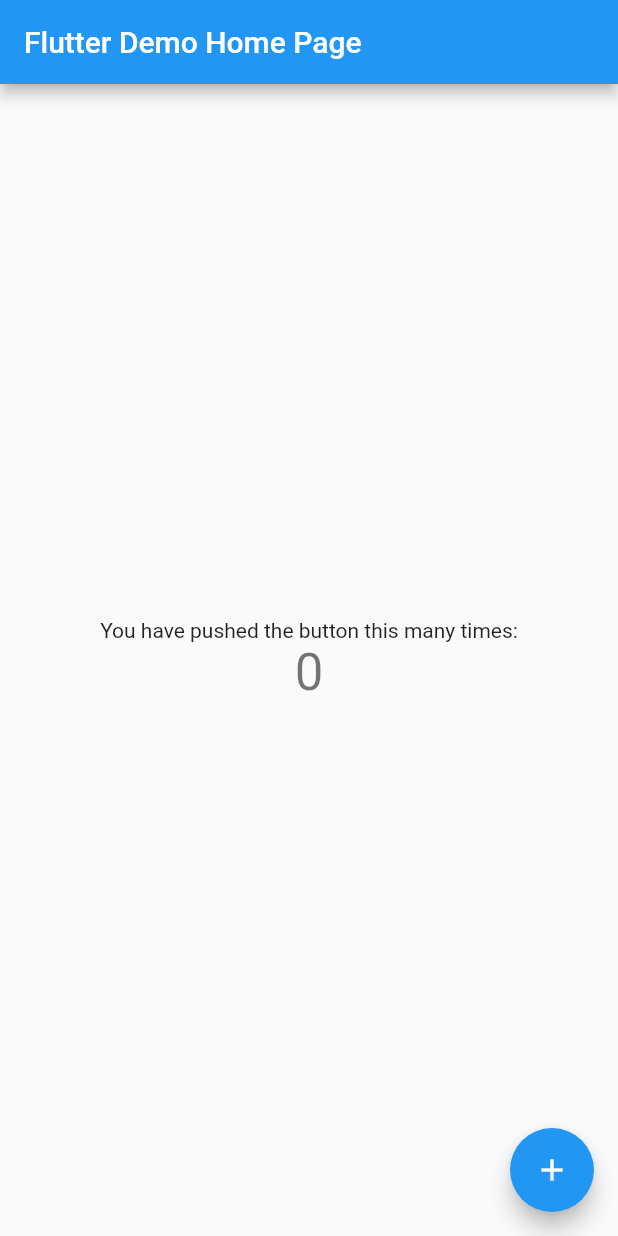
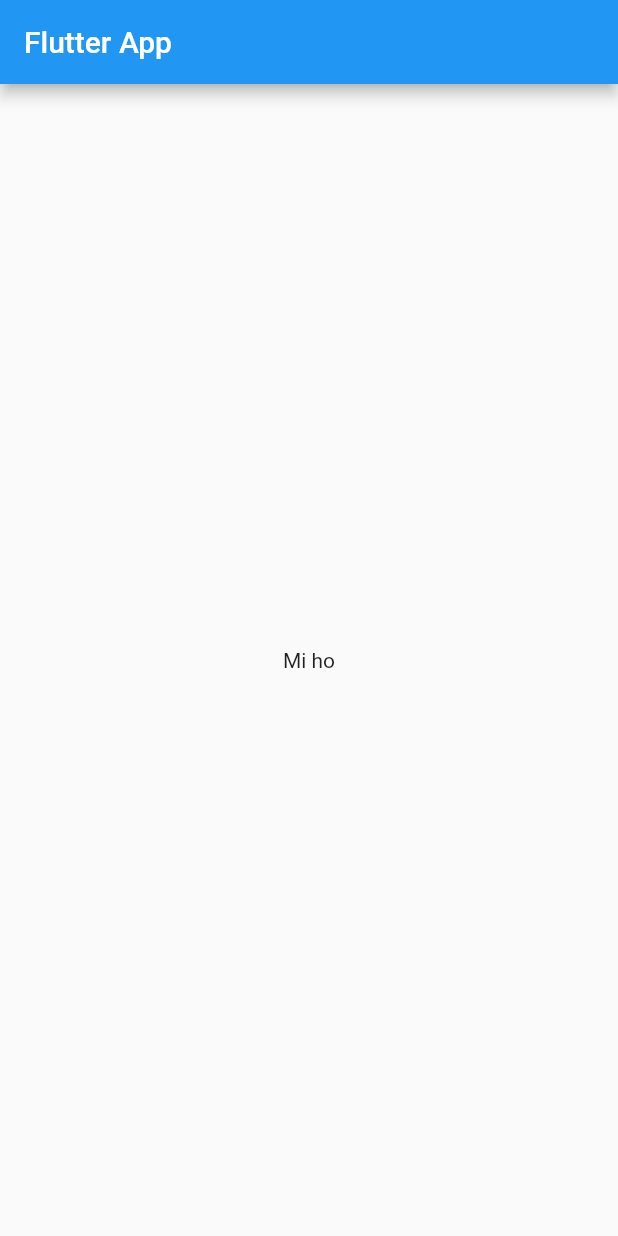
Before and after one commit to khakestari/personal_expenses_app, a Flutter app: the screen it shows after launch, on a phone screen of 412 x 824 dp. Run offline on Flutter 3.47's test engine with Material 2 defaults, Android fonts, the phone set to English and light mode, and no system bars.

Commit message:
Basic Setup

```diff
--- a/lib/main.dart
+++ b/lib/main.dart
@@ -1,115 +1,28 @@
 import 'package:flutter/material.dart';
 
-void main() {
-  runApp(const MyApp());
-}
+void main() => runApp(MyApp());
 
 class MyApp extends StatelessWidget {
-  const MyApp({super.key});
 
-  // This widget is the root of your application.
   @override
   Widget build(BuildContext context) {
     return MaterialApp(
-      title: 'Flutter Demo',
-      theme: ThemeData(
-        // This is the theme of your application.
-        //
-        // Try running your application with "flutter run". You'll see the
-        // application has a blue toolbar. Then, without quitting the app, try
-        // changing the primarySwatch below to Colors.green and then invoke
-        // "hot reload" (press "r" in the console where you ran "flutter run",
-        // or simply save your changes to "hot reload" in a Flutter IDE).
-        // Notice that the counter didn't reset back to zero; the application
-        // is not restarted.
-        primarySwatch: Colors.blue,
-      ),
-      home: const MyHomePage(title: 'Flutter Demo Home Page'),
+      title: 'Flutter App',
+      home: MyHomePage(),
     );
   }
 }
 
-class MyHomePage extends StatefulWidget {
-  const MyHomePage({super.key, required this.title});
-
-  // This widget is the home page of your application. It is stateful, meaning
-  // that it has a State object (defined below) that contains fields that affect
-  // how it looks.
-
-  // This class is the configuration for the state. It holds the values (in this
-  // case the title) provided by the parent (in this case the App widget) and
-  // used by the build method of the State. Fields in a Widget subclass are
-  // always marked "final".
-
-  final String title;
-
-  @override
-  State<MyHomePage> createState() => _MyHomePageState();
-}
-
-class _MyHomePageState extends State<MyHomePage> {
-  int _counter = 0;
-
-  void _incrementCounter() {
-    setState(() {
-      // This call to setState tells the Flutter framework that something has
-      // changed in this State, which causes it to rerun the build method below
-      // so that the display can reflect the updated values. If we changed
-      // _counter without calling setState(), then the build method would not be
-      // called again, and so nothing would appear to happen.
-      _counter++;
-    });
-  }
-
+class MyHomePage extends StatelessWidget {
   @override
   Widget build(BuildContext context) {
-    // This method is rerun every time setState is called, for instance as done
-    // by the _incrementCounter method above.
-    //
-    // The Flutter framework has been optimized to make rerunning build methods
-    // fast, so that you can just rebuild anything that needs updating rather
-    // than having to individually change instances of widgets.
     return Scaffold(
       appBar: AppBar(
-        // Here we take the value from the MyHomePage object that was created by
-        // the App.build method, and use it to set our appbar title.
-        title: Text(widget.title),
+        title: Text('Flutter App'),
       ),
       body: Center(
-        // Center is a layout widget. It takes a single child and positions it
-        // in the middle of the parent.
-        child: Column(
-          // Column is also a layout widget. It takes a list of children and
-          // arranges them vertically. By default, it sizes itself to fit its
-          // children horizontally, and tries to be as tall as its parent.
-          //
-          // Invoke "debug painting" (press "p" in the console, choose the
-          // "Toggle Debug Paint" action from the Flutter Inspector in Android
-          // Studio, or the "Toggle Debug Paint" command in Visual Studio Code)
-          // to see the wireframe for each widget.
-          //
-          // Column has various properties to control how it sizes itself and
-          // how it positions its children. Here we use mainAxisAlignment to
-          // center the children vertically; the main axis here is the vertical
-          // axis because Columns are vertical (the cross axis would be
-          // horizontal).
-          mainAxisAlignment: MainAxisAlignment.center,
-          children: <Widget>[
-            const Text(
-              'You have pushed the button this many times:',
-            ),
-            Text(
-              '$_counter',
-              style: Theme.of(context).textTheme.headline4,
-            ),
-          ],
-        ),
+        child: Text('Mi ho'),
       ),
-      floatingActionButton: FloatingActionButton(
-        onPressed: _incrementCounter,
-        tooltip: 'Increment',
-        child: const Icon(Icons.add),
-      ), // This trailing comma makes auto-formatting nicer for build methods.
     );
   }
 }
```
